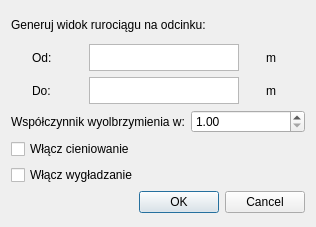
This is Generate3dDialog.ui in ukito-pl/UltraSoundScanViewer as Qt 5 draws it before an edit. The edited form follows.
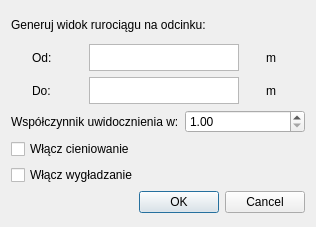
This is the edited form.

The edit to the form file:
```diff
--- a/Generate3dDialog.ui
+++ b/Generate3dDialog.ui
@@ -126,7 +126,7 @@
      <item>
       <widget class="QLabel" name="label_6">
        <property name="text">
-        <string>Współczynnik wyolbrzymienia w:</string>
+        <string>Współczynnik uwidocznienia w:</string>
        </property>
       </widget>
      </item>
```
